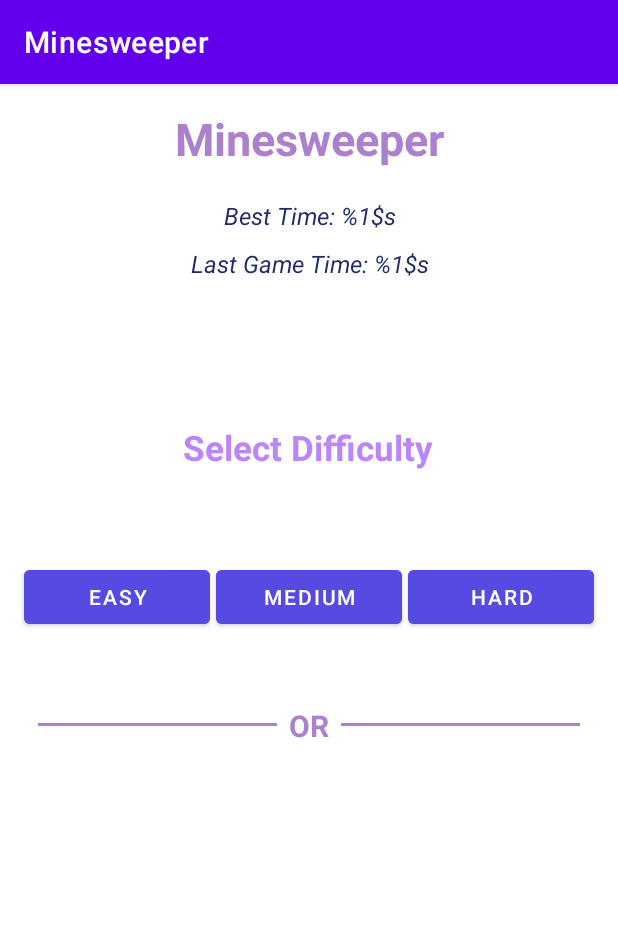
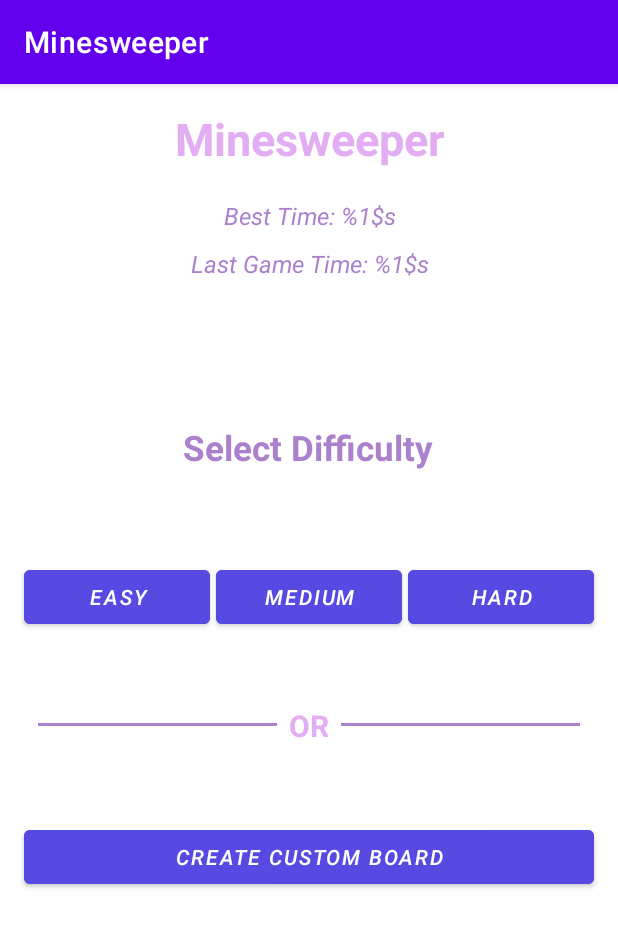
Before and after one commit to jyotikmayur7/Minesweeper, an Android app: the screen it shows after launch (MainActivity), on a phone screen of 412 x 824 dp. Shown: the top 927 px of the screen. Run offline under Robolectric (Android 15) with nearby library versions, the phone set to English and light mode, and no system bars.

Commit message:
Added create_custom_game Button and improved UI colors

```diff
--- a/app/src/main/res/layout/activity_main.xml
+++ b/app/src/main/res/layout/activity_main.xml
@@ -13,6 +13,7 @@
         android:layout_marginStart="16dp"
         android:layout_marginEnd="2dp"
         android:text="@string/easy"
+        android:textStyle="italic"
         android:backgroundTint="@color/m_blue"
         app:layout_constraintEnd_toStartOf="@+id/medium"
         app:layout_constraintHorizontal_bias="0.5"
@@ -26,6 +27,7 @@
         android:layout_marginStart="2dp"
         android:layout_marginTop="60dp"
         android:layout_marginEnd="2dp"
+        android:textStyle="italic"
         android:text="@string/medium"
         android:backgroundTint="@color/m_blue"
         app:layout_constraintEnd_toStartOf="@+id/hard"
@@ -40,6 +42,7 @@
         android:layout_marginStart="2dp"
         android:layout_marginEnd="16dp"
         android:text="@string/hard"
+        android:textStyle="italic"
         android:backgroundTint="@color/m_blue"
         app:layout_constraintEnd_toEndOf="parent"
         app:layout_constraintHorizontal_bias="0.5"
@@ -52,7 +55,7 @@
         android:layout_height="wrap_content"
         android:layout_marginTop="96dp"
         android:text="@string/select_difficulty"
-        android:textColor="@color/purple_200"
+        android:textColor="@color/lavender"
         android:textSize="23sp"
         android:textStyle="bold"
         app:layout_constraintEnd_toEndOf="parent"
@@ -66,7 +69,7 @@
         android:layout_height="wrap_content"
         android:layout_marginTop="16dp"
         android:text="@string/minesweeper"
-        android:textColor="@color/lavender"
+        android:textColor="@color/mauve"
         android:textSize="30sp"
         android:textStyle="bold"
         app:layout_constraintEnd_toEndOf="parent"
@@ -79,7 +82,7 @@
         android:layout_height="wrap_content"
         android:layout_marginTop="20dp"
         android:text="@string/best_time"
-        android:textColor="@color/dark_blue"
+        android:textColor="@color/lavender"
         android:textSize="16sp"
         android:textStyle="italic"
         app:layout_constraintEnd_toEndOf="@+id/title_label"
@@ -92,7 +95,7 @@
         android:layout_height="wrap_content"
         android:layout_marginTop="10dp"
         android:text="@string/last_game_time"
-        android:textColor="@color/dark_blue"
+        android:textColor="@color/lavender"
         android:textSize="16sp"
         android:textStyle="italic"
         app:layout_constraintEnd_toEndOf="@+id/best_time"
@@ -106,7 +109,7 @@
         android:layout_marginTop="48dp"
         android:text="@string/or"
         android:textSize="20dp"
-        android:textColor="@color/lavender"
+        android:textColor="@color/mauve"
         android:layout_marginStart="4dp"
         android:layout_marginEnd="4dp"
         android:textStyle="bold"
@@ -141,4 +144,18 @@
         app:layout_constraintStart_toEndOf="@+id/or_label"
         app:layout_constraintTop_toBottomOf="@+id/easy" />
 
+    <Button
+        android:id="@+id/create_custom_board"
+        android:layout_width="0dp"
+        android:layout_height="wrap_content"
+        android:text="Create Custom Board"
+        android:textStyle="italic"
+        android:backgroundTint="@color/m_blue"
+        android:layout_marginTop="50dp"
+        android:layout_marginStart="16dp"
+        android:layout_marginEnd="16dp"
+        app:layout_constraintEnd_toEndOf="parent"
+        app:layout_constraintStart_toStartOf="parent"
+        app:layout_constraintTop_toBottomOf="@+id/or_label" />
+
 </androidx.constraintlayout.widget.ConstraintLayout>
```
